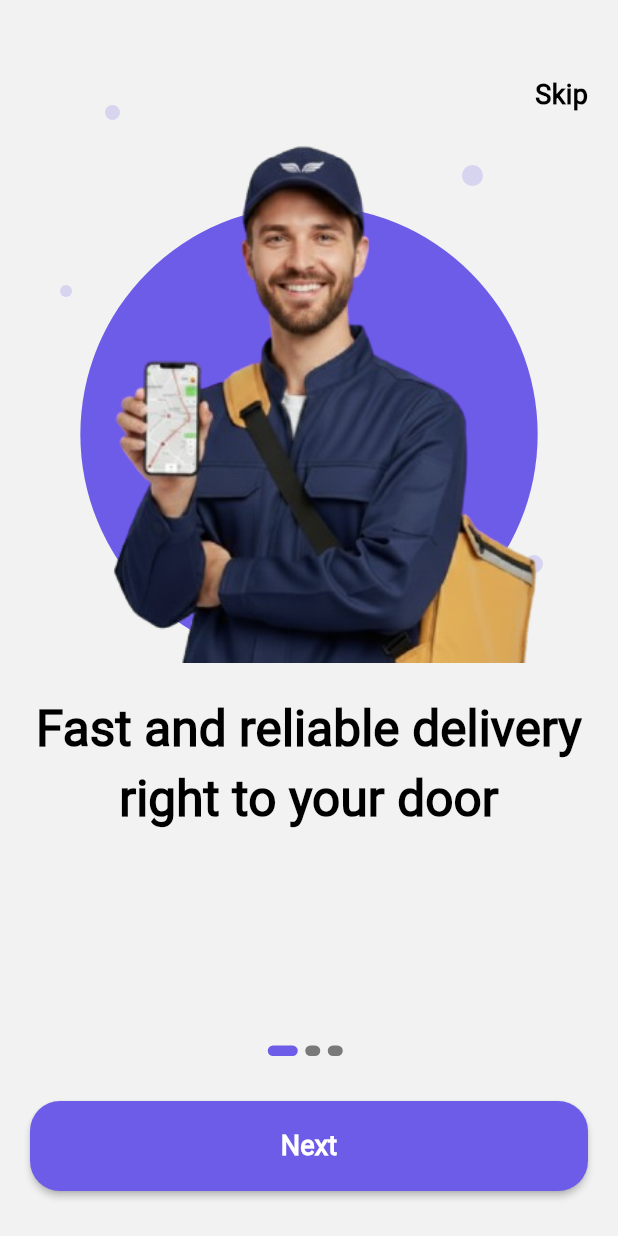
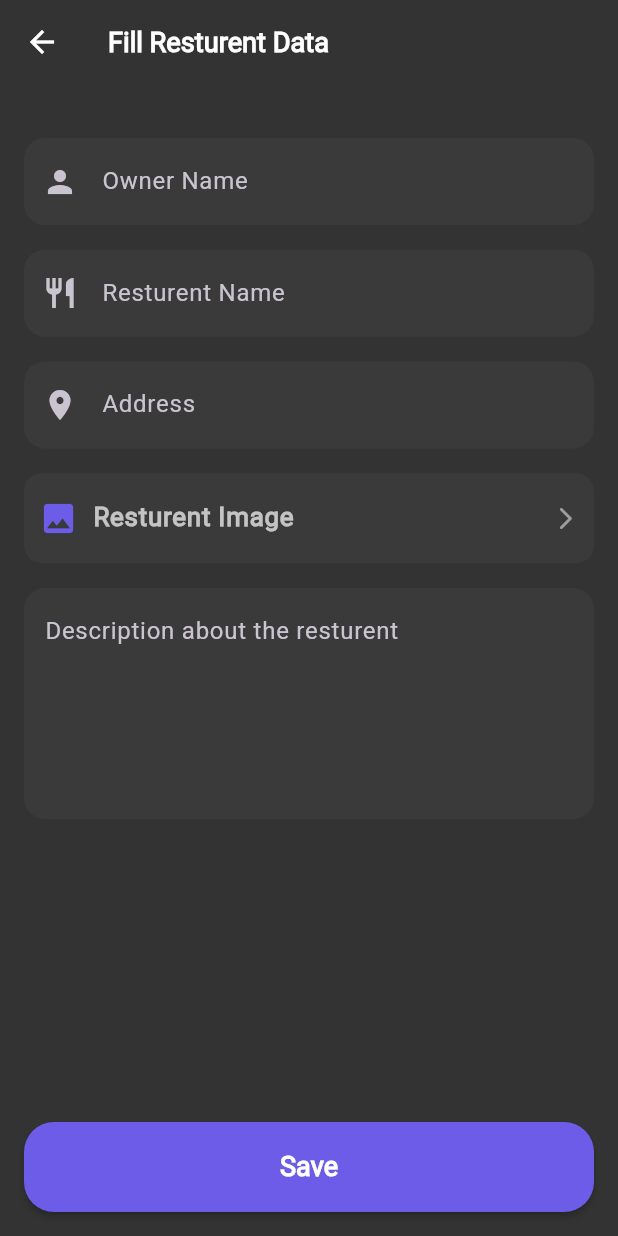
Before and after one commit to WASLA-Graduation/Wasla_App, a Flutter app: the screen it shows after launch, on a phone screen of 412 x 824 dp. Run offline on Flutter 3.47's test engine with Material 3 defaults, Android fonts, the phone set to English and light mode, and no system bars; our stand-ins replace dartz, dio, file_picker, flutter_bloc, flutter_map, flutter_secure_storage and 9 more.

Commit message:
handle inital ui for resturent info

```diff
--- a/lib/app/wasla_app.dart
+++ b/lib/app/wasla_app.dart
@@ -4,6 +4,7 @@ import 'package:flutter_bloc/flutter_bloc.dart';
 import 'package:flutter_localizations/flutter_localizations.dart';
 import 'package:wasla/core/config/localization/app_localizations.dart';
 import 'package:wasla/core/config/routes/app_router.dart';
+import 'package:wasla/core/config/routes/app_routes.dart';
 import 'package:wasla/core/config/themes/app_theme.dart';
 import 'package:wasla/core/database/api/dio_consumer.dart';
 import 'package:wasla/core/functions/handle_initial_route.dart';
@@ -34,8 +35,9 @@ class WaslaApp extends StatelessWidget {
       child: BlocBuilder<GlobalCubit, GlobalState>(
         builder: (context, state) {
           final globalCubit = context.read<GlobalCubit>();
+          // SharedPreferencesHelper.clear();
 
-          globalCubit.changeTheme(themeMode: ThemeMode.light);
+          // globalCubit.changeTheme(themeMode: ThemeMode.light);
 
           return MaterialApp(
             supportedLocales: const [Locale('ar'), Locale('en')],
@@ -51,7 +53,8 @@ class WaslaApp extends StatelessWidget {
             theme: AppThemes.lightTheme(context),
             darkTheme: AppThemes.darkTheme(context),
             themeMode: globalCubit.themeMode,
-            initialRoute: handleInitialRoute(),
+            // initialRoute: handleInitialRoute(),
+            initialRoute: AppRoutes.resturentInfoScreen,
             onGenerateRoute: AppRouter.onGenerateRoute,
           );
         },
--- a/lib/core/config/routes/app_router.dart
+++ b/lib/core/config/routes/app_router.dart
@@ -9,6 +9,7 @@ import 'package:wasla/features/auth/presentation/views/doctor_info_view.dart';
 import 'package:wasla/features/auth/presentation/views/forgot_pass_view.dart';
 import 'package:wasla/features/auth/presentation/views/reset_pass_view.dart';
 import 'package:wasla/features/auth/presentation/views/resident_info_view.dart';
+import 'package:wasla/features/auth/presentation/views/resurent_info_view.dart';
 import 'package:wasla/features/auth/presentation/views/sign_in_view.dart';
 import 'package:wasla/features/auth/presentation/views/sign_up_view.dart';
 import 'package:wasla/features/auth/presentation/views/verification_code_view.dart';
@@ -62,6 +63,8 @@ abstract class AppRouter {
         return MaterialPageRoute(builder: (_) => DoctorInfoView());
       case AppRoutes.doctorCompleteInfoScreen:
         return MaterialPageRoute(builder: (_) => DoctorCompleteInfoView());
+      case AppRoutes.resturentInfoScreen:
+        return MaterialPageRoute(builder: (_) => ResurentInfoView());
 
       case AppRoutes.residentHomeScreen:
         return MaterialPageRoute(builder: (_) => ResidentHomeView());
--- a/lib/core/config/routes/app_routes.dart
+++ b/lib/core/config/routes/app_routes.dart
@@ -10,6 +10,7 @@ abstract class AppRoutes {
   static const String residentInfoScreen = '/residentInfoScreen';
   static const String doctorInfoScreen = '/doctorInfoScreen';
   static const String doctorCompleteInfoScreen = '/doctorCompleteInfoScreen';
+  static const String resturentInfoScreen = '/resturentInfoScreen';
   static const String authMapScreen = '/authMapScreen';
   static const String residentHomeScreen = '/residentHomeScreen';
   static const String residenBottomNavBar = '/residenBottomNavBar';
--- a/lib/features/auth/data/models/roles_model.dart
+++ b/lib/features/auth/data/models/roles_model.dart
@@ -16,9 +16,7 @@ class RolesModel {
     return RolesModel(
       id: json[ApiKeys.id],
       roleName: json[ApiKeys.roleName],
-      serviceRole: ServiceRoleExtension.fromString(
-        json[ApiKeys.data][ApiKeys.value],
-      ),
+      serviceRole: ServiceRoleExtension.fromString(json[ApiKeys.value]),
     );
   }
 }
--- a/lib/features/auth/data/repo/auth_repo_impl.dart
+++ b/lib/features/auth/data/repo/auth_repo_impl.dart
@@ -150,7 +150,7 @@ class AuthRepoImpl extends AuthRepo {
       await api.post(
         ApiEndPoints.residentCompleteRegister,
         body: FormData.fromMap({
-          ApiKeys.email: email,
+          ApiKeys.emailCapital: email,
           ApiKeys.fullName: fullName,
           ApiKeys.nationalId: nationalId,
           ApiKeys.phone: phone,
@@ -214,6 +214,7 @@ class AuthRepoImpl extends AuthRepo {
       );
 
       return Right(null);
+
     } on ServerException catch (e) {
       return Left(e.errorModel.errorMessage);
     }
--- a/lib/features/auth/presentation/manager/cubit/auth_cubit.dart
+++ b/lib/features/auth/presentation/manager/cubit/auth_cubit.dart
@@ -27,17 +27,19 @@ class AuthCubit extends Cubit<AuthState> {
   final residentInfoformKey = GlobalKey<FormState>();
   final doctortInfoformKey = GlobalKey<FormState>();
   final doctorCompletetInfoformKey = GlobalKey<FormState>();
+  final resturentInfoformKey = GlobalKey<FormState>();
 
   bool isPasswordVisible = false, enableButton = false;
   String email = '', password = '', confirmPassword = '', otpCode = '';
   final TextEditingController dateController = TextEditingController();
   final TextEditingController addressController = TextEditingController();
-  double lat = 0.0, lan = 0.0;
+  double lat = 0.0, lan = 0.0, graduationYear = 0.0;
   String name = '',
       phone = '',
       experienceYears = '',
       description = '',
-      nationalId = '';
+      nationalId = '',
+      universtiyName = '',owner='',resturentName='';
   PlatformFile? file;
   int? spacializationID;
 
@@ -46,7 +48,7 @@ class AuthCubit extends Cubit<AuthState> {
 
   Timer? timer;
   int remainingSeconds = 60;
-  File? residentImage;
+  File? residentImage,resturentImage;
   late final SignInDataModel dataModel;
 
   void enableVerifyButton() {
@@ -56,6 +58,10 @@ class AuthCubit extends Cubit<AuthState> {
 
   void updateFile(PlatformFile f) {
     file = f;
+    emit(AuthSuccessChooseFile());
+  }
+  void updateImage(File f) {
+    resturentImage = f;
     emit(AuthSuccessChooseFile());
   }
 
@@ -124,12 +130,12 @@ class AuthCubit extends Cubit<AuthState> {
       fullName: name,
       phone: phone,
       bDate: dateController.text,
-      universtiyName: 'Ain Shams University',
+      universtiyName: universtiyName,
       description: description,
       image: residentImage!,
       lat: lat,
       lng: lan,
-      graduationYear: 2026,
+      graduationYear: graduationYear,
       spacializationID: spacializationID!,
       experienceYears: int.parse(experienceYears),
       cv: file!,
@@ -149,6 +155,7 @@ class AuthCubit extends Cubit<AuthState> {
       emit(ResidentCompleteInfoFailure(errMsg: "Please Choose Image"));
       return;
     }
+
     emit(AuthResidentCompleteInfoLoading());
     final response = await authRepo.residentCompleteInfo(
       email: email,
@@ -240,7 +247,6 @@ class AuthCubit extends Cubit<AuthState> {
 
   Future<void> getRoles() async {
     roles.clear();
-
     final response = await authRepo.getRoles();
     response.fold(
       (error) {
--- a/lib/features/auth/presentation/views/doctor_complete_info_view.dart
+++ b/lib/features/auth/presentation/views/doctor_complete_info_view.dart
@@ -9,7 +9,6 @@ class DoctorCompleteInfoView extends StatelessWidget {
   @override
   Widget build(BuildContext context) {
     return Scaffold(
-      resizeToAvoidBottomInset: false,
       appBar: AppBar(title: Text("completYourProfile".tr(context))),
       body: Padding(
         padding: const EdgeInsets.all(16),
--- /dev/null
+++ b/lib/features/auth/presentation/views/resurent_info_view.dart
@@ -0,0 +1,15 @@
+import 'package:flutter/material.dart';
+import 'package:wasla/core/config/localization/app_localizations.dart';
+import 'package:wasla/features/auth/presentation/widgets/resturent_info_body.dart';
+
+class ResurentInfoView extends StatelessWidget {
+  const ResurentInfoView({super.key});
+
+  @override
+  Widget build(BuildContext context) {
+    return Scaffold(
+      appBar: AppBar(title: Text("fillResturentData".tr(context))),
+      body: ResturentInfoBody(),
+    );
+  }
+}
--- /dev/null
+++ b/lib/features/auth/presentation/widgets/custom_choose_resturent_image.dart
@@ -0,0 +1,65 @@
+import 'dart:io';
+
+import 'package:flutter/material.dart';
+import 'package:flutter_bloc/flutter_bloc.dart';
+import 'package:wasla/core/config/localization/app_localizations.dart';
+import 'package:wasla/core/extensions/config_extension.dart';
+import 'package:wasla/core/functions/get_image_from_device.dart';
+import 'package:wasla/core/utils/app_colors.dart';
+import 'package:wasla/core/utils/assets.dart';
+import 'package:wasla/features/auth/presentation/manager/cubit/auth_cubit.dart';
+
+class CustomChooseResturentImage extends StatelessWidget {
+  const CustomChooseResturentImage({super.key});
+
+  @override
+  Widget build(BuildContext context) {
+    final cubit = context.read<AuthCubit>();
+    return InkWell(
+      onTap: () => _onTap(context),
+      child: Container(
+        padding: const EdgeInsets.symmetric(horizontal: 10, vertical: 17),
+        width: double.infinity,
+        height: 60,
+        decoration: BoxDecoration(
+          color: AppColors.gray.withOpacity(0.1),
+          borderRadius: BorderRadius.circular(12),
+        ),
+        child: Row(
+          mainAxisAlignment: MainAxisAlignment.spaceBetween,
+          children: [
+            Row(
+              children: [
+                Icon(Icons.image, color: AppColors.primaryColor, size: 26),
+                const SizedBox(width: 10),
+                Text(
+                  "resturentImage".tr(context),
+                  style: Theme.of(context).textTheme.labelMedium!.copyWith(
+                    color: context.isDarkMode
+                        ? AppColors.whiteColor70
+                        : Colors.black54,
+                  ),
+                ),
+              ],
+            ),
+
+            cubit.resturentImage != null
+                ? Image.asset(Assets.assetsImagesAccept, width: 22, height: 22)
+                : Icon(
+                    Icons.arrow_forward_ios_rounded,
+                    size: 18,
+                    color: Colors.grey,
+                  ),
+          ],
+        ),
+      ),
+    );
+  }
+
+  void _onTap(BuildContext context) async {
+    File? image = await getImageFromMobile(fromGallary: true);
+    if (image != null) {
+      context.read<AuthCubit>().updateImage(image);
+    }
+  }
+}
--- a/lib/features/auth/presentation/widgets/custom_resident_info_form.dart
+++ b/lib/features/auth/presentation/widgets/custom_resident_info_form.dart
@@ -26,16 +26,16 @@ class CustomResidentInfoForm extends StatelessWidget {
             onChanged: (name) {
               cubit.name = name;
             },
-            validator: (value) => validateNationalId(value, context),
+            validator: (value) => validateName(value, context),
           ),
           VerticalSpace(height: 2),
           CustomTextFormField(
-            prefixIcon: Icon(Icons.person),
+            prefixIcon: Icon(Icons.perm_identity_outlined),
             hint: "nationalId".tr(context),
             onChanged: (id) {
               cubit.nationalId = id;
             },
-            validator: (value) => validateName(value, context),
+            validator: (value) => validateNationalId(value, context),
           ),
           VerticalSpace(height: 2),
           CustomTextFormField(
--- /dev/null
+++ b/lib/features/auth/presentation/widgets/custom_resturent_form_info.dart
@@ -0,0 +1,96 @@
+import 'package:flutter/material.dart';
+import 'package:flutter_bloc/flutter_bloc.dart';
+import 'package:wasla/core/config/localization/app_localizations.dart';
+import 'package:wasla/core/config/routes/app_routes.dart';
+import 'package:wasla/core/extensions/custom_navigator_extension.dart';
+import 'package:wasla/core/functions/validate_text_form_field.dart';
+import 'package:wasla/core/utils/app_spaces.dart';
+import 'package:wasla/core/widgets/general_button.dart';
+import 'package:wasla/features/auth/presentation/manager/cubit/auth_cubit.dart';
+import 'package:wasla/features/auth/presentation/widgets/custom_choose_resturent_image.dart';
+import 'package:wasla/features/auth/presentation/widgets/custom_text_form_field.dart';
+
+class CustomResturentInfo extends StatelessWidget {
+  const CustomResturentInfo({super.key, required this.cubit});
+
+  final AuthCubit cubit;
+
+  @override
+  Widget build(BuildContext context) {
+    return Form(
+      key: cubit.resturentInfoformKey,
+      child: CustomScrollView(
+        slivers: [
+          SliverToBoxAdapter(child: SizedBox(height: 20)),
+          SliverToBoxAdapter(
+            child: CustomTextFormField(
+              prefixIcon: Icon(Icons.person),
+              hint: "ownerName".tr(context),
+              onChanged: (owner) {
+                cubit.owner = owner;
+              },
+              validator: (value) => validateName(value, context),
+            ),
+          ),
+          SliverToBoxAdapter(child: VerticalSpace(height: 2)),
+          SliverToBoxAdapter(
+            child: CustomTextFormField(
+              prefixIcon: Icon(Icons.restaurant),
+              hint: "resturentName".tr(context),
+              onChanged: (resName) {
+                cubit.resturentName = resName;
+              },
+              validator: (value) => validateName(value, context),
+            ),
+          ),
+          SliverToBoxAdapter(child: VerticalSpace(height: 2)),
+          SliverToBoxAdapter(
+            child: CustomTextFormField(
+              readOnly: true,
+              onTap: () {
+                context.pushScreen(AppRoutes.authMapScreen);
+              },
+              controller: cubit.addressController,
+              prefixIcon: Icon(Icons.location_on),
+              hint: "address".tr(context),
+              validator: (value) => validateAddress(value, context),
+            ),
+          ),
+          SliverToBoxAdapter(child: VerticalSpace(height: 2)),
+          SliverToBoxAdapter(child: CustomChooseResturentImage()),
+          SliverToBoxAdapter(child: VerticalSpace(height: 2)),
+          SliverToBoxAdapter(
+            child: CustomTextFormField(
+              hint: "descriptionAboutResturent".tr(context),
+              onChanged: (description) => cubit.description = description,
+              validator: (value) => validateSimpleData(value, context),
+              maxLines: 5,
+            ),
+          ),
+
+          SliverFillRemaining(
+            hasScrollBody: false,
+            child: Column(
+              children: [
+                Spacer(),
+                BlocBuilder<AuthCubit, AuthState>(
+                  builder: (context, state) {
+                    return GeneralButton(
+                      onPressed: () async {
+                        if (cubit.resturentInfoformKey.currentState!
+                            .validate()) {}
+                      },
+                      text: state is AuthDoctorCompleteInfoLoading
+                          ? "sending".tr(context)
+                          : "save".tr(context),
+                    );
+                  },
+                ),
+              ],
+            ),
+          ),
+        ],
+      ),
+    );
+  }
+}
--- a/lib/features/auth/presentation/widgets/resident_view_body.dart
+++ b/lib/features/auth/presentation/widgets/resident_view_body.dart
@@ -20,7 +20,7 @@ class ResidentViewBody extends StatelessWidget {
         if (state is ResidentCompleteInfoFailure) {
           toastAlert(color: AppColors.error, msg: state.errMsg);
         } else if (state is AuthResidentCompleteInfoSuccess) {
-          context.pushReplacementScreen(AppRoutes.residenBottomNavBar);
+          context.pushReplacementScreen(AppRoutes.signInScreen);
         }
       },
       builder: (context, state) {
--- /dev/null
+++ b/lib/features/auth/presentation/widgets/resturent_info_body.dart
@@ -0,0 +1,24 @@
+import 'package:flutter/material.dart';
+import 'package:flutter_bloc/flutter_bloc.dart';
+import 'package:wasla/features/auth/presentation/manager/cubit/auth_cubit.dart';
+import 'package:wasla/features/auth/presentation/widgets/custom_resturent_form_info.dart';
+
+
+class ResturentInfoBody extends StatelessWidget {
+  const ResturentInfoBody({super.key});
+
+  @override
+  Widget build(BuildContext context) {
+    final cubit = context.read<AuthCubit>();
+    return Padding(
+      padding: const EdgeInsets.all(16),
+      child: BlocConsumer<AuthCubit, AuthState>(
+        listener: (context, state) {
+        },
+        builder: (context, state) {
+          return CustomResturentInfo(cubit: cubit);
+        },
+      ),
+    );
+  }
+}
--- a/lib/features/auth/presentation/widgets/sign_up_button.dart
+++ b/lib/features/auth/presentation/widgets/sign_up_button.dart
@@ -26,9 +26,7 @@ class SignUpButton extends StatelessWidget {
       },
       builder: (context, state) {
         final cubit = context.read<AuthCubit>();
-        return state is AuthSignUpLoading
-            ? Center(child: CircularProgressIndicator())
-            : GeneralButton(
+        return GeneralButton(
                 onPressed: () async {
                   if (cubit.singUpformKey.currentState!.validate()) {
                     await cubit.signUpWithEmailAndPassword();
--- a/pubspec.yaml
+++ b/pubspec.yaml
@@ -24,6 +24,7 @@ dependencies:
   flutter_native_splash: ^2.4.6
   flutter_secure_storage: ^9.2.4
   flutter_spinkit: ^5.2.2
+  flutter_vector_icons: ^2.0.0
   fluttertoast: ^9.0.0
   geocoding: ^4.0.0
   get_it: ^8.2.0
```
Also changed, not shown: assets/lang/ar.json (+8 -6 lines), assets/lang/en.json (+10 -1 lines), lib/core/functions/validate_text_form_field.dart (+12 -6 lines), lib/features/auth/presentation/widgets/complete_info_body.dart (+18 -63 lines), lib/features/auth/presentation/widgets/custom_doc_complete_info_form.dart (added, +95 -0 lines), pubspec.lock.
